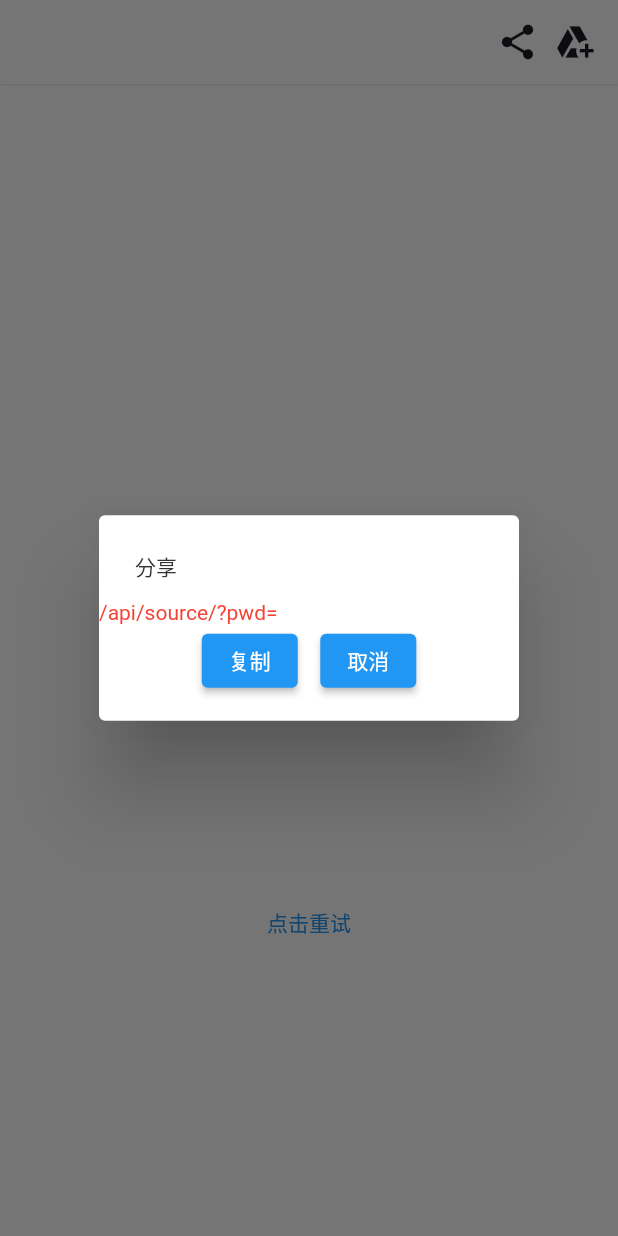
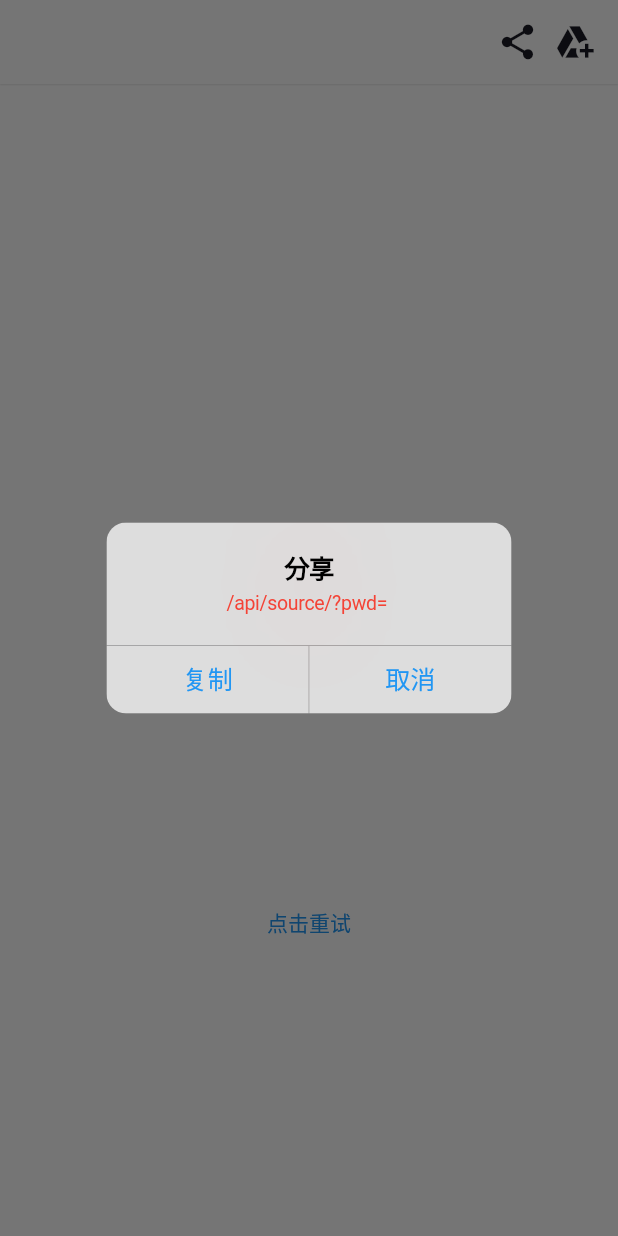
Before and after one commit to ceeevip/ceee_manager, a Flutter app: the SourceAlbumsManagerPage screen opened directly with empty values, after a tap on the "share" icon, on a phone screen of 412 x 824 dp. Run offline on Flutter 3.47's test engine with Material 2 defaults, Android fonts, the phone set to English and light mode, and no system bars; our stand-ins replace dio, fluttericon, shared_preferences, toast; accounts and stored records are empty; network calls fail.

Commit message:
优化了下UI

```diff
--- a/lib/page/manager/source_albums_manager_page.dart
+++ b/lib/page/manager/source_albums_manager_page.dart
@@ -4,6 +4,7 @@ import 'package:ceee_manager/model/SourceModel.dart';
 import 'package:ceee_manager/page/manager/source_album_manager_remote_page.dart';
 import 'package:ceee_manager/util/data_store.dart';
 import 'package:ceee_manager/util/http_util.dart';
+import 'package:flutter/cupertino.dart';
 import 'package:flutter/material.dart';
 import 'package:flutter/services.dart';
 
@@ -19,7 +20,8 @@ class SourceAlbumsManagerPage extends StatefulWidget {
   }
 
   @override
-  State<SourceAlbumsManagerPage> createState() => _SourceAlbumsManagerPageState();
+  State<SourceAlbumsManagerPage> createState() =>
+      _SourceAlbumsManagerPageState();
 }
 
 class _SourceAlbumsManagerPageState extends State<SourceAlbumsManagerPage> {
@@ -42,34 +44,27 @@ class _SourceAlbumsManagerPageState extends State<SourceAlbumsManagerPage> {
             onTap: () {
               showDialog(
                   context: context,
-                  builder: (context) => SimpleDialog(
+                  builder: (context) => CupertinoAlertDialog(
                         title: Text("分享"),
-                        children: [
-                          SelectableText.rich(TextSpan(
-                              text: widget.shareLink, style: TextStyle(color: Colors.red))),
-                          Row(
-                            children: [
-                              Spacer(),
-                              ElevatedButton(
+                        content: SelectableText.rich(TextSpan(
+                            text: widget.shareLink,
+                            style: TextStyle(color: Colors.red))),
+                        actions: [
+                          CupertinoDialogAction(
                               child: Text("复制"),
                               onPressed: () {
                                 //TODO copy to mem
-                                    Clipboard.setData(ClipboardData(text: widget.shareLink));
+                                Clipboard.setData(
+                                    ClipboardData(text: widget.shareLink));
                                 WidgetUtil.showToast(context, "复制成功");
                                 Navigator.pop(context, "copy");
                               }),
-                              SizedBox(
-                                width: 15,
-                              ),
-                              ElevatedButton(
+                          CupertinoDialogAction(
                               child: Text("取消"),
                               onPressed: () {
                                 //TODO copy to mem
                                 Navigator.pop(context, "cancel");
                               }),
-                              Spacer(),
-                            ],
-                          )
                         ],
                       ));
             },
@@ -94,13 +89,17 @@ class _SourceAlbumsManagerPageState extends State<SourceAlbumsManagerPage> {
             if (snapshot.hasError) {
               return WidgetUtil.getFutureBuilderErrorPage(context, setState);
             }
-            if (snapshot.connectionState == ConnectionState.done && !snapshot.hasError) {
+            if (snapshot.connectionState == ConnectionState.done &&
+                !snapshot.hasError) {
               albums = snapshot.data ?? [];
 
               return ListView.builder(
                   itemCount: albums.length,
                   itemBuilder: (context, index) => ListTile(
-                        leading: const Icon(Icons.folder,color: Colors.amber,),
+                        leading: const Icon(
+                          Icons.folder,
+                          color: Colors.amber,
+                        ),
                         title: Text(albums[index].name!),
                         trailing: InkWell(
                           child: const Icon(Icons.delete_forever_sharp),
```
Lines whose indentation alone changed are shown as unchanged.
